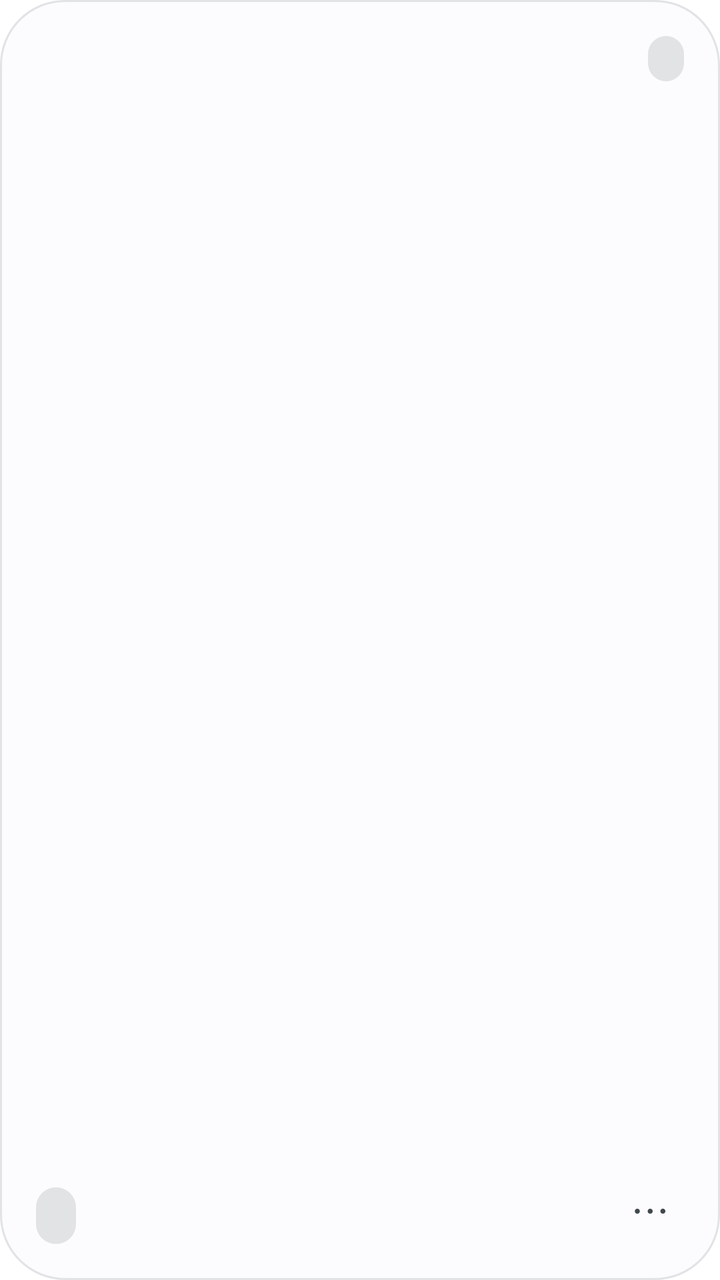
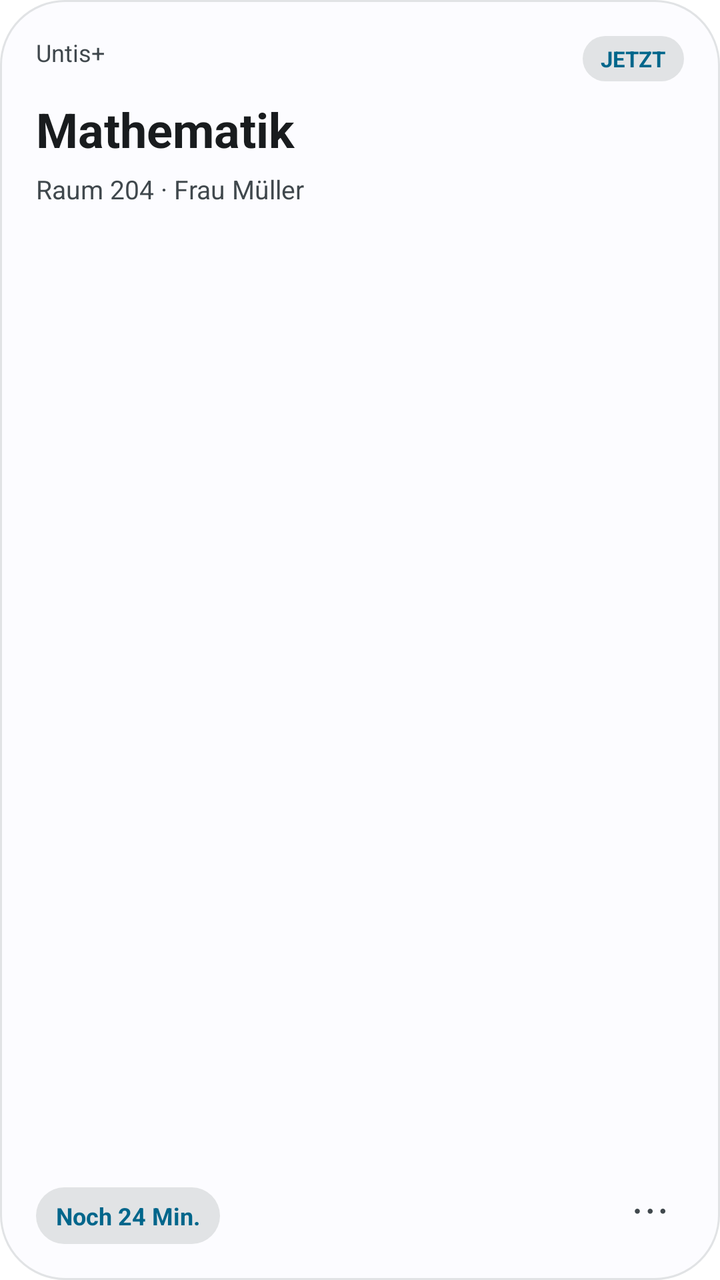

Screens rendered from an Android XML layout before and after an edit, with the pre-edit source and the edit as a unified diff.
<!-- AndroidManifest.xml: fallback theme Theme.MaterialComponents.DayNight.NoActionBar -->
<!-- res/layout/widget_current_lesson.xml -->
<?xml version="1.0" encoding="utf-8"?>
<RelativeLayout xmlns:android="http://schemas.android.com/apk/res/android"
    android:id="@+id/widget_current_root"
    android:layout_width="match_parent"
    android:layout_height="match_parent"
    android:background="@drawable/widget_expressive_surface"
    android:padding="18dp">
    <TextView android:id="@+id/widget_account" android:layout_width="wrap_content" android:layout_height="wrap_content" android:layout_alignParentStart="true" android:ellipsize="end" android:maxLines="1" android:textColor="@color/widget_on_surface_variant" android:textSize="12sp" />
    <TextView android:id="@+id/widget_status" android:layout_width="wrap_content" android:layout_height="wrap_content" android:layout_alignParentEnd="true" android:background="@drawable/widget_status_pill" android:ellipsize="end" android:maxLines="1" android:paddingHorizontal="9dp" android:paddingVertical="4dp" android:textColor="@color/widget_primary" android:textSize="11sp" android:textStyle="bold" />
    <TextView android:id="@+id/widget_current_lesson" android:layout_width="match_parent" android:layout_height="wrap_content" android:layout_below="@id/widget_account" android:layout_marginTop="14dp" android:ellipsize="end" android:maxLines="1" android:textColor="@color/widget_on_surface" android:textSize="24sp" android:textStyle="bold" />
    <TextView android:id="@+id/widget_next_lesson" android:layout_width="match_parent" android:layout_height="wrap_content" android:layout_below="@id/widget_current_lesson" android:layout_marginTop="5dp" android:ellipsize="end" android:maxLines="1" android:textColor="@color/widget_on_surface_variant" android:textSize="13sp" />
    <TextView android:id="@+id/widget_time_remaining" android:layout_width="wrap_content" android:layout_height="wrap_content" android:layout_alignParentBottom="true" android:background="@drawable/widget_status_pill" android:ellipsize="end" android:maxLines="1" android:paddingHorizontal="10dp" android:paddingVertical="6dp" android:textColor="@color/widget_primary" android:textSize="12sp" android:textStyle="bold" />
    <TextView android:id="@+id/widget_current_settings" android:layout_width="34dp" android:layout_height="34dp" android:layout_alignParentBottom="true" android:layout_alignParentEnd="true" android:gravity="center" android:text="⋯" android:textColor="@color/widget_on_surface_variant" android:textSize="21sp" />
</RelativeLayout>
<!-- resources referenced by this layout -->
<resources>
  <color name="widget_on_surface">#FF171C25</color>
  <color name="widget_on_surface_variant">#FF42474F</color>
  <color name="widget_primary">#FF005AC1</color>
  <!-- drawable widget_expressive_surface (drawable) -->
  <shape xmlns:android="http://schemas.android.com/apk/res/android" android:shape="rectangle">
      <solid android:color="@color/widget_surface" />
      <corners android:radius="32dp" />
      <stroke android:width="1dp" android:color="@color/widget_surface_variant" />
  </shape>
  <!-- drawable widget_status_pill (drawable) -->
  <shape xmlns:android="http://schemas.android.com/apk/res/android" android:shape="rectangle">
      <solid android:color="@color/widget_surface_variant" />
      <corners android:radius="99dp" />
  </shape>
  <color name="widget_surface">#FFF7F9FF</color>
  <color name="widget_surface_variant">#FFDCE5F5</color>
</resources>

<!-- the commit's change to res/layout/widget_current_lesson.xml (unified diff, before → after) -->
@@ -5,10 +5,10 @@
     android:layout_height="match_parent"
     android:background="@drawable/widget_expressive_surface"
     android:padding="18dp">
-    <TextView android:id="@+id/widget_account" android:layout_width="wrap_content" android:layout_height="wrap_content" android:layout_alignParentStart="true" android:ellipsize="end" android:maxLines="1" android:textColor="@color/widget_on_surface_variant" android:textSize="12sp" />
-    <TextView android:id="@+id/widget_status" android:layout_width="wrap_content" android:layout_height="wrap_content" android:layout_alignParentEnd="true" android:background="@drawable/widget_status_pill" android:ellipsize="end" android:maxLines="1" android:paddingHorizontal="9dp" android:paddingVertical="4dp" android:textColor="@color/widget_primary" android:textSize="11sp" android:textStyle="bold" />
-    <TextView android:id="@+id/widget_current_lesson" android:layout_width="match_parent" android:layout_height="wrap_content" android:layout_below="@id/widget_account" android:layout_marginTop="14dp" android:ellipsize="end" android:maxLines="1" android:textColor="@color/widget_on_surface" android:textSize="24sp" android:textStyle="bold" />
-    <TextView android:id="@+id/widget_next_lesson" android:layout_width="match_parent" android:layout_height="wrap_content" android:layout_below="@id/widget_current_lesson" android:layout_marginTop="5dp" android:ellipsize="end" android:maxLines="1" android:textColor="@color/widget_on_surface_variant" android:textSize="13sp" />
-    <TextView android:id="@+id/widget_time_remaining" android:layout_width="wrap_content" android:layout_height="wrap_content" android:layout_alignParentBottom="true" android:background="@drawable/widget_status_pill" android:ellipsize="end" android:maxLines="1" android:paddingHorizontal="10dp" android:paddingVertical="6dp" android:textColor="@color/widget_primary" android:textSize="12sp" android:textStyle="bold" />
+    <TextView android:id="@+id/widget_account" android:layout_width="wrap_content" android:layout_height="wrap_content" android:layout_alignParentStart="true" android:ellipsize="end" android:maxLines="1" android:textColor="@color/widget_on_surface_variant" android:textSize="12sp" android:text="Untis+" />
+    <TextView android:id="@+id/widget_status" android:layout_width="wrap_content" android:layout_height="wrap_content" android:layout_alignParentEnd="true" android:background="@drawable/widget_status_pill" android:ellipsize="end" android:maxLines="1" android:paddingHorizontal="9dp" android:paddingVertical="4dp" android:textColor="@color/widget_primary" android:textSize="11sp" android:textStyle="bold" android:text="JETZT" />
+    <TextView android:id="@+id/widget_current_lesson" android:layout_width="match_parent" android:layout_height="wrap_content" android:layout_below="@id/widget_account" android:layout_marginTop="14dp" android:ellipsize="end" android:maxLines="1" android:textColor="@color/widget_on_surface" android:textSize="24sp" android:textStyle="bold" android:text="Mathematik" />
+    <TextView android:id="@+id/widget_next_lesson" android:layout_width="match_parent" android:layout_height="wrap_content" android:layout_below="@id/widget_current_lesson" android:layout_marginTop="5dp" android:ellipsize="end" android:maxLines="1" android:textColor="@color/widget_on_surface_variant" android:textSize="13sp" android:text="Raum 204 · Frau Müller" />
+    <TextView android:id="@+id/widget_time_remaining" android:layout_width="wrap_content" android:layout_height="wrap_content" android:layout_alignParentBottom="true" android:background="@drawable/widget_status_pill" android:ellipsize="end" android:maxLines="1" android:paddingHorizontal="10dp" android:paddingVertical="6dp" android:textColor="@color/widget_primary" android:textSize="12sp" android:textStyle="bold" android:text="Noch 24 Min." />
     <TextView android:id="@+id/widget_current_settings" android:layout_width="34dp" android:layout_height="34dp" android:layout_alignParentBottom="true" android:layout_alignParentEnd="true" android:gravity="center" android:text="⋯" android:textColor="@color/widget_on_surface_variant" android:textSize="21sp" />
 </RelativeLayout>
